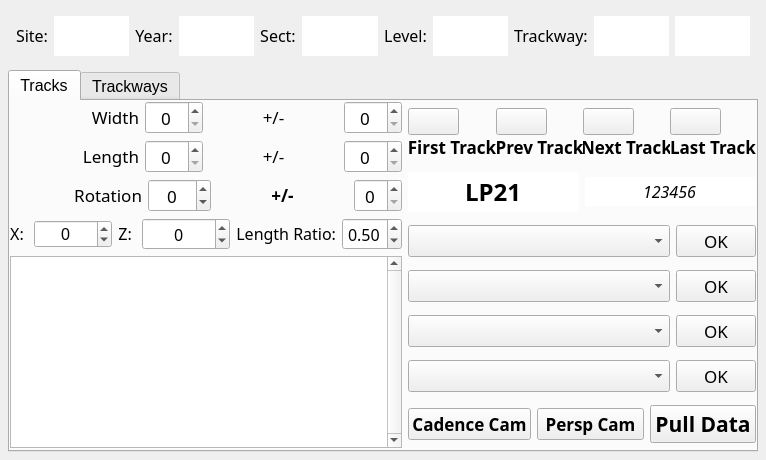
Qt form resources/widget/tools/TrackwayManagerWidget/TrackwayManagerWidget.ui (sernst/Cadence) before a commit.
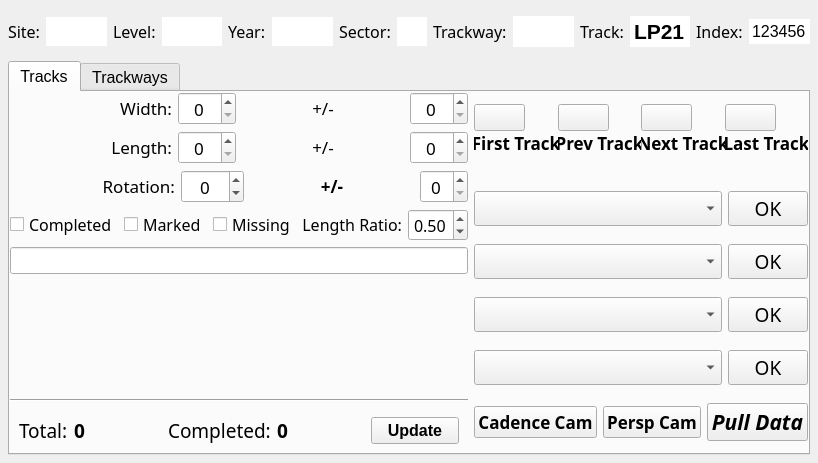
The same form after that commit. The open tabs and pages were chosen to show the change. Icons and pictures are not drawn.

Commit message: KAS:  Added FlagsEnum and two flags, incorporated them into TrackwayManagerWidget.

What changed in the file:
```diff
--- a/resources/widget/tools/TrackwayManagerWidget/TrackwayManagerWidget.ui
+++ b/resources/widget/tools/TrackwayManagerWidget/TrackwayManagerWidget.ui
@@ -9,8 +9,8 @@
    <rect>
     <x>0</x>
     <y>0</y>
-    <width>766</width>
-    <height>430</height>
+    <width>752</width>
+    <height>463</height>
    </rect>
   </property>
   <property name="sizePolicy">
@@ -28,27 +28,37 @@
   <property name="windowTitle">
    <string>Trackway Manager</string>
   </property>
-  <layout class="QVBoxLayout" name="verticalLayout_3" stretch="1,2">
+  <layout class="QVBoxLayout" name="verticalLayout_3" stretch="0,0">
    <property name="margin">
     <number>8</number>
    </property>
    <item>
     <widget class="QWidget" name="trackwayWidget" native="true">
-     <layout class="QHBoxLayout" name="horizontalLayout_8">
-      <property name="margin">
+     <property name="font">
+      <font>
+       <pointsize>12</pointsize>
+       <weight>50</weight>
+       <bold>false</bold>
+      </font>
+     </property>
+     <layout class="QHBoxLayout" name="horizontalLayout_8" stretch="1,2,1,2,1,2,1,1,1,2,1,2,1,2">
+      <property name="leftMargin">
+       <number>0</number>
+      </property>
+      <property name="topMargin">
+       <number>8</number>
+      </property>
+      <property name="rightMargin">
+       <number>0</number>
+      </property>
+      <property name="bottomMargin">
        <number>8</number>
       </property>
       <item>
-       <widget class="QLabel" name="lbl_17">
-        <property name="sizePolicy">
-         <sizepolicy hsizetype="Expanding" vsizetype="Fixed">
-          <horstretch>0</horstretch>
-          <verstretch>0</verstretch>
-         </sizepolicy>
-        </property>
+       <widget class="QLabel" name="label_6">
         <property name="font">
          <font>
-          <family>Abadi MT Condensed Extra Bold</family>
+          <family>Abadi MT Condensed Light</family>
           <pointsize>12</pointsize>
           <weight>50</weight>
           <bold>false</bold>
@@ -57,9 +67,6 @@
         <property name="text">
          <string>Site:</string>
         </property>
-        <property name="alignment">
-         <set>Qt::AlignCenter</set>
-        </property>
        </widget>
       </item>
       <item>
@@ -72,8 +79,8 @@
         </property>
         <property name="font">
          <font>
-          <family>Abadi MT Condensed Extra Bold</family>
-          <pointsize>18</pointsize>
+          <family>Lucida Grande</family>
+          <pointsize>14</pointsize>
           <weight>75</weight>
           <bold>true</bold>
          </font>
@@ -90,7 +97,22 @@
        </widget>
       </item>
       <item>
-       <widget class="QLabel" name="lbl_18">
+       <widget class="QLabel" name="label_5">
+        <property name="font">
+         <font>
+          <family>Abadi MT Condensed Light</family>
+          <pointsize>12</pointsize>
+          <weight>50</weight>
+          <bold>false</bold>
+         </font>
+        </property>
+        <property name="text">
+         <string>Level:</string>
+        </property>
+       </widget>
+      </item>
+      <item>
+       <widget class="QLineEdit" name="levelLE">
         <property name="sizePolicy">
          <sizepolicy hsizetype="Expanding" vsizetype="Fixed">
           <horstretch>0</horstretch>
@@ -99,7 +121,28 @@
         </property>
         <property name="font">
          <font>
-          <family>Abadi MT Condensed Extra Bold</family>
+          <family>Lucida Grande</family>
+          <pointsize>14</pointsize>
+          <weight>75</weight>
+          <bold>true</bold>
+         </font>
+        </property>
+        <property name="text">
+         <string/>
+        </property>
+        <property name="frame">
+         <bool>false</bool>
+        </property>
+        <property name="alignment">
+         <set>Qt::AlignCenter</set>
+        </property>
+       </widget>
+      </item>
+      <item>
+       <widget class="QLabel" name="label_4">
+        <property name="font">
+         <font>
+          <family>Abadi MT Condensed Light</family>
           <pointsize>12</pointsize>
           <weight>50</weight>
           <bold>false</bold>
@@ -108,9 +151,6 @@
         <property name="text">
          <string>Year:</string>
         </property>
-        <property name="alignment">
-         <set>Qt::AlignCenter</set>
-        </property>
        </widget>
       </item>
       <item>
@@ -123,8 +163,8 @@
         </property>
         <property name="font">
          <font>
-          <family>Abadi MT Condensed Extra Bold</family>
-          <pointsize>18</pointsize>
+          <family>Lucida Grande</family>
+          <pointsize>14</pointsize>
           <weight>75</weight>
           <bold>true</bold>
          </font>
@@ -141,26 +181,17 @@
        </widget>
       </item>
       <item>
-       <widget class="QLabel" name="lbl_19">
-        <property name="sizePolicy">
-         <sizepolicy hsizetype="Expanding" vsizetype="Fixed">
-          <horstretch>0</horstretch>
-          <verstretch>0</verstretch>
-         </sizepolicy>
-        </property>
+       <widget class="QLabel" name="label_7">
         <property name="font">
          <font>
-          <family>Abadi MT Condensed Extra Bold</family>
+          <family>Abadi MT Condensed Light</family>
           <pointsize>12</pointsize>
           <weight>50</weight>
           <bold>false</bold>
          </font>
         </property>
         <property name="text">
-         <string>Sect:</string>
-        </property>
-        <property name="alignment">
-         <set>Qt::AlignCenter</set>
+         <string>Sector:</string>
         </property>
        </widget>
       </item>
@@ -174,8 +205,8 @@
         </property>
         <property name="font">
          <font>
-          <family>Abadi MT Condensed Extra Bold</family>
-          <pointsize>18</pointsize>
+          <family>Lucida Grande</family>
+          <pointsize>14</pointsize>
           <weight>75</weight>
           <bold>true</bold>
          </font>
@@ -192,92 +223,26 @@
        </widget>
       </item>
       <item>
-       <widget class="QLabel" name="lbl_20">
-        <property name="sizePolicy">
-         <sizepolicy hsizetype="Expanding" vsizetype="Fixed">
-          <horstretch>0</horstretch>
-          <verstretch>0</verstretch>
-         </sizepolicy>
-        </property>
+       <widget class="QLabel" name="label_3">
         <property name="font">
          <font>
-          <family>Abadi MT Condensed Extra Bold</family>
+          <family>Abadi MT Condensed Light</family>
           <pointsize>12</pointsize>
           <weight>50</weight>
           <bold>false</bold>
          </font>
-        </property>
-        <property name="text">
-         <string>Level:</string>
-        </property>
-        <property name="alignment">
-         <set>Qt::AlignCenter</set>
-        </property>
-       </widget>
-      </item>
-      <item>
-       <widget class="QLineEdit" name="levelLE">
-        <property name="sizePolicy">
-         <sizepolicy hsizetype="Expanding" vsizetype="Fixed">
-          <horstretch>0</horstretch>
-          <verstretch>0</verstretch>
-         </sizepolicy>
-        </property>
-        <property name="font">
-         <font>
-          <family>Abadi MT Condensed Extra Bold</family>
-          <pointsize>18</pointsize>
-          <weight>75</weight>
-          <bold>true</bold>
-         </font>
-        </property>
-        <property name="text">
-         <string/>
-        </property>
-        <property name="frame">
-         <bool>false</bool>
-        </property>
-        <property name="alignment">
-         <set>Qt::AlignCenter</set>
-        </property>
-       </widget>
-      </item>
-      <item>
-       <widget class="QLabel" name="lbl_21">
-        <property name="sizePolicy">
-         <sizepolicy hsizetype="Expanding" vsizetype="Fixed">
-          <horstretch>0</horstretch>
-          <verstretch>0</verstretch>
-         </sizepolicy>
-        </property>
-        <property name="font">
-         <font>
-          <family>Abadi MT Condensed Extra Bold</family>
-          <pointsize>12</pointsize>
-          <weight>50</weight>
-          <bold>false</bold>
-         </font>
-        </property>
-        <property name="frameShape">
-         <enum>QFrame::NoFrame</enum>
-        </property>
-        <property name="lineWidth">
-         <number>0</number>
         </property>
         <property name="text">
          <string>Trackway:</string>
         </property>
-        <property name="alignment">
-         <set>Qt::AlignCenter</set>
-        </property>
        </widget>
       </item>
       <item>
-       <widget class="QLineEdit" name="trackwayTypeLE">
+       <widget class="QLineEdit" name="trackwayLE">
         <property name="font">
          <font>
-          <family>Abadi MT Condensed Extra Bold</family>
-          <pointsize>18</pointsize>
+          <family>Lucida Grande</family>
+          <pointsize>16</pointsize>
           <weight>75</weight>
           <bold>true</bold>
          </font>
@@ -288,17 +253,92 @@
        </widget>
       </item>
       <item>
-       <widget class="QLineEdit" name="trackwayNumberLE">
+       <widget class="QLabel" name="label">
         <property name="font">
          <font>
-          <family>Abadi MT Condensed Extra Bold</family>
-          <pointsize>18</pointsize>
+          <family>Abadi MT Condensed Light</family>
+          <pointsize>12</pointsize>
+          <weight>50</weight>
+          <bold>false</bold>
+         </font>
+        </property>
+        <property name="text">
+         <string>Track:</string>
+        </property>
+       </widget>
+      </item>
+      <item>
+       <widget class="QLineEdit" name="trackNameLE">
+        <property name="sizePolicy">
+         <sizepolicy hsizetype="Expanding" vsizetype="Fixed">
+          <horstretch>0</horstretch>
+          <verstretch>0</verstretch>
+         </sizepolicy>
+        </property>
+        <property name="font">
+         <font>
+          <family>Lucida Grande</family>
+          <pointsize>16</pointsize>
           <weight>75</weight>
+          <italic>false</italic>
           <bold>true</bold>
          </font>
         </property>
+        <property name="focusPolicy">
+         <enum>Qt::WheelFocus</enum>
+        </property>
+        <property name="text">
+         <string>LP21</string>
+        </property>
         <property name="frame">
          <bool>false</bool>
+        </property>
+        <property name="alignment">
+         <set>Qt::AlignCenter</set>
+        </property>
+       </widget>
+      </item>
+      <item>
+       <widget class="QLabel" name="label_2">
+        <property name="font">
+         <font>
+          <family>Abadi MT Condensed Light</family>
+          <pointsize>12</pointsize>
+          <weight>50</weight>
+          <bold>false</bold>
+         </font>
+        </property>
+        <property name="text">
+         <string>Index:</string>
+        </property>
+       </widget>
+      </item>
+      <item>
+       <widget class="QLineEdit" name="trackIndexLE">
+        <property name="sizePolicy">
+         <sizepolicy hsizetype="Expanding" vsizetype="Fixed">
+          <horstretch>0</horstretch>
+          <verstretch>0</verstretch>
+         </sizepolicy>
+        </property>
+        <property name="font">
+         <font>
+          <family>Lucida Grande</family>
+          <pointsize>12</pointsize>
+          <weight>50</weight>
+          <italic>false</italic>
+          <bold>false</bold>
+          <kerning>false</kerning>
+         </font>
+        </property>
+        <property name="text">
+         <string>123456</string>
+        </property>
+        <property name="frame">
+         <bool>false</bool>
+        </property>
+        <property name="alignment">
+         <set>Qt::AlignCenter</set>
         </property>
        </widget>
       </item>
@@ -319,7 +359,7 @@
       </font>
      </property>
      <property name="currentIndex">
-      <number>0</number>
+      <number>1</number>
      </property>
      <widget class="QWidget" name="trackEditorTab">
       <property name="sizePolicy">
@@ -396,7 +436,7 @@
                 <enum>QFrame::NoFrame</enum>
                </property>
                <property name="text">
-                <string>Width</string>
+                <string>Width:</string>
                </property>
                <property name="alignment">
                 <set>Qt::AlignRight|Qt::AlignTrailing|Qt::AlignVCenter</set>
@@ -463,12 +503,21 @@
                  <family>Abadi MT Condensed Extra Bold</family>
                 </font>
                </property>
+               <property name="contextMenuPolicy">
+                <enum>Qt::NoContextMenu</enum>
+               </property>
                <property name="alignment">
                 <set>Qt::AlignCenter</set>
                </property>
                <property name="decimals">
                 <number>0</number>
                </property>
+               <property name="maximum">
+                <double>100.000000000000000</double>
+               </property>
+               <property name="singleStep">
+                <double>2.000000000000000</double>
+               </property>
               </widget>
              </item>
             </layout>
@@ -512,7 +561,7 @@
                 </font>
                </property>
                <property name="text">
-                <string>Length</string>
+                <string>Length:</string>
                </property>
                <property name="alignment">
                 <set>Qt::AlignRight|Qt::AlignTrailing|Qt::AlignVCenter</set>
@@ -579,12 +628,21 @@
                  <family>Abadi MT Condensed Extra Bold</family>
                 </font>
                </property>
+               <property name="contextMenuPolicy">
+                <enum>Qt::NoContextMenu</enum>
+               </property>
                <property name="alignment">
                 <set>Qt::AlignCenter</set>
                </property>
                <property name="decimals">
                 <number>0</number>
                </property>
+               <property name="maximum">
+                <double>100.000000000000000</double>
+               </property>
+               <property name="singleStep">
+                <double>2.000000000000000</double>
+               </property>
               </widget>
              </item>
             </layout>
@@ -624,7 +682,7 @@
                 </font>
                </property>
                <property name="text">
-                <string>Rotation</string>
+                <string>Rotation:</string>
                </property>
                <property name="alignment">
                 <set>Qt::AlignRight|Qt::AlignTrailing|Qt::AlignVCenter</set>
@@ -712,6 +770,9 @@
                <property name="maximum">
                 <double>45.000000000000000</double>
                </property>
+               <property name="singleStep">
+                <double>5.000000000000000</double>
+               </property>
               </widget>
              </item>
             </layout>
@@ -735,116 +796,23 @@
               <number>0</number>
              </property>
              <item>
-              <widget class="QLabel" name="lbl_6">
-               <property name="sizePolicy">
-                <sizepolicy hsizetype="Expanding" vsizetype="Fixed">
-                 <horstretch>0</horstretch>
-                 <verstretch>0</verstretch>
-                </sizepolicy>
-               </property>
-               <property name="font">
-                <font>
-                 <family>Abadi MT Condensed Extra Bold</family>
-                 <pointsize>12</pointsize>
-                 <weight>50</weight>
-                 <bold>false</bold>
-                </font>
-               </property>
+              <widget class="QCheckBox" name="completedCkbx">
                <property name="text">
-                <string>X: </string>
+                <string>Completed</string>
                </property>
-               <property name="alignment">
-                <set>Qt::AlignRight|Qt::AlignTrailing|Qt::AlignVCenter</set>
-               </property>
               </widget>
              </item>
              <item>
-              <widget class="QDoubleSpinBox" name="xSbx">
-               <property name="sizePolicy">
-                <sizepolicy hsizetype="Expanding" vsizetype="Fixed">
-                 <horstretch>0</horstretch>
-                 <verstretch>0</verstretch>
-                </sizepolicy>
-               </property>
-               <property name="font">
-                <font>
-                 <family>Lucida Grande</family>
-                </font>
-               </property>
-               <property name="alignment">
-                <set>Qt::AlignCenter</set>
-               </property>
-               <property name="accelerated">
-                <bool>true</bool>
-               </property>
-               <property name="decimals">
-                <number>0</number>
-               </property>
-               <property name="minimum">
-                <double>-10000.000000000000000</double>
-               </property>
-               <property name="maximum">
-                <double>10000.000000000000000</double>
-               </property>
-               <property name="singleStep">
-                <double>1.000000000000000</double>
-               </property>
-              </widget>
-             </item>
-             <item>
-              <widget class="QLabel" name="lbl_3">
-               <property name="sizePolicy">
-                <sizepolicy hsizetype="Expanding" vsizetype="Fixed">
-                 <horstretch>0</horstretch>
-                 <verstretch>0</verstretch>
-                </sizepolicy>
-               </property>
-               <property name="font">
-                <font>
-                 <family>Abadi MT Condensed Extra Bold</family>
-                 <pointsize>12</pointsize>
-                 <weight>50</weight>
-                 <bold>false</bold>
-                </font>
-               </property>
+              <widget class="QCheckBox" name="markedCkbx">
                <property name="text">
-                <string>Z: </string>
+                <string>Marked</string>
                </property>
-               <property name="alignment">
-                <set>Qt::AlignRight|Qt::AlignTrailing|Qt::AlignVCenter</set>
-               </property>
               </widget>
              </item>
              <item>
-              <widget class="QDoubleSpinBox" name="zSbx">
-               <property name="sizePolicy">
-                <sizepolicy hsizetype="Expanding" vsizetype="Fixed">
-                 <horstretch>0</horstretch>
-                 <verstretch>0</verstretch>
-                </sizepolicy>
-               </property>
-               <property name="font">
-                <font>
-                 <family>Abadi MT Condensed Extra Bold</family>
-                </font>
-               </property>
-               <property name="alignment">
-                <set>Qt::AlignCenter</set>
-               </property>
-               <property name="accelerated">
-                <bool>true</bool>
-               </property>
-               <property name="decimals">
-                <number>0</number>
-               </property>
-               <property name="minimum">
-                <double>-100000.000000000000000</double>
-               </property>
-               <property name="maximum">
-                <double>100000.000000000000000</double>
-               </property>
-               <property name="singleStep">
-                <double>1.000000000000000</double>
+              <widget class="QCheckBox" name="missingCkbx">
+               <property name="text">
+                <string>Missing</string>
                </property>
               </widget>
              </item>
@@ -912,28 +880,142 @@
            </widget>
           </item>
           <item>
-           <widget class="QTextEdit" name="noteTE">
-            <property name="enabled">
-             <bool>true</bool>
+           <widget class="QLineEdit" name="noteLE"/>
+          </item>
+          <item>
+           <spacer name="verticalSpacer_3">
+            <property name="orientation">
+             <enum>Qt::Vertical</enum>
             </property>
+            <property name="sizeHint" stdset="0">
+             <size>
+              <width>20</width>
+              <height>40</height>
+             </size>
+            </property>
+           </spacer>
+          </item>
+          <item>
+           <widget class="Line" name="line">
+            <property name="orientation">
+             <enum>Qt::Horizontal</enum>
+            </property>
+           </widget>
+          </item>
+          <item>
+           <widget class="QWidget" name="countsWidget" native="true">
             <property name="sizePolicy">
              <sizepolicy hsizetype="Expanding" vsizetype="Fixed">
               <horstretch>0</horstretch>
               <verstretch>0</verstretch>
              </sizepolicy>
             </property>
-            <property name="contextMenuPolicy">
-             <enum>Qt::DefaultContextMenu</enum>
-            </property>
-            <property name="verticalScrollBarPolicy">
-             <enum>Qt::ScrollBarAlwaysOn</enum>
-            </property>
-            <property name="lineWrapMode">
-             <enum>QTextEdit::WidgetWidth</enum>
-            </property>
-            <property name="lineWrapColumnOrWidth">
-             <number>0</number>
-            </property>
+            <layout class="QHBoxLayout" name="horizontalLayout_9" stretch="1,2,1,2,2">
+             <item>
+              <widget class="QLabel" name="label_8">
+               <property name="sizePolicy">
+                <sizepolicy hsizetype="Preferred" vsizetype="Fixed">
+                 <horstretch>0</horstretch>
+                 <verstretch>0</verstretch>
+                </sizepolicy>
+               </property>
+               <property name="font">
+                <font>
+                 <family>Abadi MT Condensed Extra Bold</family>
+                 <pointsize>14</pointsize>
+                 <weight>50</weight>
+                 <bold>false</bold>
+                </font>
+               </property>
+               <property name="text">
+                <string>Total:</string>
+               </property>
+              </widget>
+             </item>
+             <item>
+              <widget class="QLabel" name="totalTrackCountLbl">
+               <property name="sizePolicy">
+                <sizepolicy hsizetype="Preferred" vsizetype="Fixed">
+                 <horstretch>0</horstretch>
+                 <verstretch>0</verstretch>
+                </sizepolicy>
+               </property>
+               <property name="font">
+                <font>
+                 <family>Abadi MT Condensed Extra Bold</family>
+                 <pointsize>14</pointsize>
+                 <weight>75</weight>
+                 <bold>true</bold>
+                </font>
+               </property>
+               <property name="text">
+                <string>0</string>
+               </property>
+              </widget>
+             </item>
+             <item>
+              <widget class="QLabel" name="label_9">
+               <property name="sizePolicy">
+                <sizepolicy hsizetype="Preferred" vsizetype="Fixed">
+                 <horstretch>0</horstretch>
+                 <verstretch>0</verstretch>
+                </sizepolicy>
+               </property>
+               <property name="font">
+                <font>
+                 <family>Abadi MT Condensed Extra Bold</family>
+                 <pointsize>14</pointsize>
+                 <weight>50</weight>
+                 <bold>false</bold>
+                 <kerning>false</kerning>
+                </font>
+               </property>
+               <property name="text">
+                <string>Completed:</string>
+               </property>
+              </widget>
+             </item>
+             <item>
+              <widget class="QLabel" name="completedTrackCountLbl">
+               <property name="sizePolicy">
+                <sizepolicy hsizetype="Preferred" vsizetype="Fixed">
+                 <horstretch>0</horstretch>
+                 <verstretch>0</verstretch>
+                </sizepolicy>
+               </property>
+               <property name="font">
+                <font>
+                 <family>Abadi MT Condensed Extra Bold</family>
+                 <pointsize>14</pointsize>
+                 <weight>75</weight>
+                 <bold>true</bold>
+                </font>
+               </property>
+               <property name="text">
+                <string>0</string>
+               </property>
+              </widget>
+             </item>
+             <item>
+              <widget class="QPushButton" name="countsBtn">
+               <property name="font">
+                <font>
+                 <weight>75</weight>
+                 <bold>true</bold>
+                </font>
+               </property>
+               <property name="contextMenuPolicy">
+                <enum>Qt::NoContextMenu</enum>
+               </property>
+               <property name="layoutDirection">
+                <enum>Qt::LeftToRight</enum>
+               </property>
+               <property name="text">
+                <string>Update</string>
+               </property>
+              </widget>
+             </item>
+            </layout>
            </widget>
           </item>
          </layout>
@@ -1051,7 +1133,7 @@
                   </property>
                   <property name="font">
                    <font>
-                    <family>Abadi MT Condensed Extra Bold</family>
+                    <family>Abadi MT Condensed Light</family>
                     <pointsize>13</pointsize>
                     <weight>75</weight>
                     <bold>true</bold>
@@ -1138,7 +1220,7 @@
                   </property>
                   <property name="font">
                    <font>
-                    <family>Abadi MT Condensed Extra Bold</family>
+                    <family>Abadi MT Condensed Light</family>
                     <pointsize>13</pointsize>
                     <weight>75</weight>
                     <bold>true</bold>
@@ -1225,7 +1307,7 @@
                   </property>
                   <property name="font">
                    <font>
-                    <family>Abadi MT Condensed Extra Bold</family>
+                    <family>Abadi MT Condensed Light</family>
                     <pointsize>13</pointsize>
                     <weight>75</weight>
                     <bold>true</bold>
@@ -1312,7 +1394,7 @@
                   </property>
                   <property name="font">
                    <font>
-                    <family>Abadi MT Condensed Extra Bold</family>
+                    <family>Abadi MT Condensed Light</family>
                     <pointsize>13</pointsize>
                     <weight>75</weight>
                     <bold>true</bold>
@@ -1351,69 +1433,13 @@
               <family>Lucida Grande</family>
              </font>
             </property>
-            <layout class="QHBoxLayout" name="horizontalLayout_13" stretch="1,1">
+            <layout class="QHBoxLayout" name="horizontalLayout_13">
              <property name="spacing">
               <number>-1</number>
              </property>
              <property name="margin">
               <number>0</number>
              </property>
-             <item>
-              <widget class="QLineEdit" name="trackNameLE">
-               <property name="sizePolicy">
-                <sizepolicy hsizetype="Expanding" vsizetype="Fixed">
-                 <horstretch>0</horstretch>
-                 <verstretch>0</verstretch>
-                </sizepolicy>
-               </property>
-               <property name="font">
-                <font>
-                 <family>Abadi MT Condensed Extra Bold</family>
-                 <pointsize>18</pointsize>
-                 <weight>75</weight>
-                 <bold>true</bold>
-                </font>
-               </property>
-               <property name="text">
-                <string>LP21</string>
-               </property>
-               <property name="frame">
-                <bool>false</bool>
-               </property>
-               <property name="alignment">
-                <set>Qt::AlignCenter</set>
-               </property>
-              </widget>
-             </item>
-             <item>
-              <widget class="QLineEdit" name="trackIndexLE">
-               <property name="sizePolicy">
-                <sizepolicy hsizetype="Expanding" vsizetype="Fixed">
-                 <horstretch>0</horstretch>
-                 <verstretch>0</verstretch>
-                </sizepolicy>
-               </property>
-               <property name="font">
-                <font>
-                 <family>Abadi MT Condensed Extra Bold</family>
-                 <pointsize>12</pointsize>
-                 <weight>50</weight>
-                 <italic>true</italic>
-                 <bold>false</bold>
-                 <kerning>false</kerning>
-                </font>
-               </property>
-               <property name="text">
-                <string>123456</string>
-               </property>
-               <property name="frame">
-                <bool>false</bool>
-               </property>
-               <property name="alignment">
-                <set>Qt::AlignCenter</set>
-               </property>
-              </widget>
-             </item>
             </layout>
            </widget>
           </item>
@@ -1438,7 +1464,7 @@
               <number>0</number>
              </property>
              <item>
-              <widget class="QComboBox" name="selectionMethodCB">
+              <widget class="QComboBox" name="selectionMethodCmbx">
                <property name="sizePolicy">
                 <sizepolicy hsizetype="Expanding" vsizetype="Fixed">
                  <horstretch>0</horstretch>
@@ -1448,10 +1474,10 @@
                <property name="font">
                 <font>
                  <family>Abadi MT Condensed Extra Bold</family>
-                 <pointsize>13</pointsize>
-                 <weight>75</weight>
+                 <pointsize>14</pointsize>
+                 <weight>50</weight>
                  <italic>false</italic>
-                 <bold>true</bold>
+                 <bold>false</bold>
                  <kerning>true</kerning>
                 </font>
                </property>
@@ -1471,7 +1497,7 @@
                <property name="font">
                 <font>
                  <family>Abadi MT Condensed Extra Bold</family>
-                 <pointsize>13</pointsize>
+                 <pointsize>14</pointsize>
                  <weight>50</weight>
                  <italic>false</italic>
                  <bold>false</bold>
@@ -1506,7 +1532,7 @@
               <number>0</number>
              </property>
              <item>
-              <widget class="QComboBox" name="operation1CB">
+              <widget class="QComboBox" name="operation1Cmbx">
                <property name="sizePolicy">
                 <sizepolicy hsizetype="Expanding" vsizetype="Fixed">
                  <horstretch>0</horstretch>
@@ -1516,10 +1542,10 @@
                <property name="font">
                 <font>
                  <family>Abadi MT Condensed Extra Bold</family>
-                 <pointsize>13</pointsize>
-                 <weight>75</weight>
+                 <pointsize>14</pointsize>
+                 <weight>50</weight>
                  <italic>false</italic>
-                 <bold>true</bold>
+                 <bold>false</bold>
                 </font>
                </property>
                <property name="contextMenuPolicy">
@@ -1541,7 +1567,7 @@
                <property name="font">
                 <font>
                  <family>Abadi MT Condensed Extra Bold</family>
-                 <pointsize>13</pointsize>
+                 <pointsize>14</pointsize>
                  <weight>50</weight>
                  <italic>false</italic>
                  <bold>false</bold>
@@ -1576,7 +1602,7 @@
               <number>0</number>
              </property>
              <item>
-              <widget class="QComboBox" name="operation2CB">
+              <widget class="QComboBox" name="operation2Cmbx">
                <property name="sizePolicy">
                 <sizepolicy hsizetype="Expanding" vsizetype="Fixed">
                  <horstretch>0</horstretch>
@@ -1586,10 +1612,10 @@
                <property name="font">
                 <font>
                  <family>Abadi MT Condensed Extra Bold</family>
-                 <pointsize>13</pointsize>
-                 <weight>75</weight>
+                 <pointsize>14</pointsize>
+                 <weight>50</weight>
                  <italic>false</italic>
-                 <bold>true</bold>
+                 <bold>false</bold>
                 </font>
                </property>
                <property name="currentIndex">
@@ -1608,7 +1634,7 @@
                <property name="font">
                 <font>
                  <family>Abadi MT Condensed Extra Bold</family>
-                 <pointsize>13</pointsize>
+                 <pointsize>14</pointsize>
                  <weight>50</weight>
                  <italic>false</italic>
                  <bold>false</bold>
@@ -1643,7 +1669,7 @@
               <number>0</number>
              </property>
              <item>
-              <widget class="QComboBox" name="operation3CB">
+              <widget class="QComboBox" name="operation3Cmbx">
                <property name="sizePolicy">
                 <sizepolicy hsizetype="Expanding" vsizetype="Fixed">
                  <horstretch>0</horstretch>
@@ -1653,10 +1679,10 @@
                <property name="font">
                 <font>
                  <family>Abadi MT Condensed Extra Bold</family>
-                 <pointsize>13</pointsize>
-                 <weight>75</weight>
+                 <pointsize>14</pointsize>
+                 <weight>50</weight>
                  <italic>false</italic>
-                 <bold>true</bold>
+                 <bold>false</bold>
                 </font>
                </property>
                <property name="currentIndex">
@@ -1675,7 +1701,7 @@
                <property name="font">
                 <font>
                  <family>Abadi MT Condensed Extra Bold</family>
-                 <pointsize>13</pointsize>
+                 <pointsize>14</pointsize>
                  <weight>50</weight>
                  <italic>false</italic>
                  <bold>false</bold>
@@ -1770,7 +1796,7 @@
                  <family>Abadi MT Condensed Extra Bold</family>
                  <pointsize>16</pointsize>
                  <weight>75</weight>
-                 <italic>false</italic>
+                 <italic>true</italic>
                  <bold>true</bold>
                  <underline>false</underline>
                  <stylestrategy>PreferDefault</stylestrategy>
@@ -1851,19 +1877,6 @@
                 <property name="bottomMargin">
                  <number>0</number>
                 </property>
-                <item>
-                 <spacer name="verticalSpacer_2">
-                  <property name="orientation">
-                   <enum>Qt::Vertical</enum>
-                  </property>
-                  <property name="sizeHint" stdset="0">
-                   <size>
-                    <width>20</width>
-                    <height>268</height>
-                   </size>
-                  </property>
-                 </spacer>
-                </item>
                 <item>
                  <widget class="QWidget" name="widget_13" native="true">
                   <property name="sizePolicy">
@@ -1886,6 +1899,7 @@
                      </property>
                      <property name="font">
                       <font>
+                       <family>Abadi MT Condensed Light</family>
                        <pointsize>12</pointsize>
                       </font>
                      </property>
@@ -1904,6 +1918,7 @@
                      </property>
                      <property name="font">
                       <font>
+                       <family>Abadi MT Condensed Light</family>
                        <pointsize>12</pointsize>
                       </font>
                      </property>
@@ -1922,6 +1937,7 @@
                      </property>
                      <property name="font">
                       <font>
+                       <family>Abadi MT Condensed Light</family>
                        <pointsize>12</pointsize>
                       </font>
                      </property>
@@ -1937,6 +1953,19 @@
                   </layout>
                  </widget>
                 </item>
+                <item>
+                 <spacer name="verticalSpacer_2">
+                  <property name="orientation">
+                   <enum>Qt::Vertical</enum>
+                  </property>
+                  <property name="sizeHint" stdset="0">
+                   <size>
+                    <width>20</width>
+                    <height>268</height>
+                   </size>
+                  </property>
+                 </spacer>
+                </item>
                </layout>
               </widget>
              </item>
@@ -1951,26 +1980,13 @@
               <verstretch>0</verstretch>
              </sizepolicy>
             </property>
-            <layout class="QVBoxLayout" name="verticalLayout_18" stretch="20,1,0,0,0">
+            <layout class="QVBoxLayout" name="verticalLayout_18" stretch="1,0,0,0,0">
              <property name="topMargin">
               <number>0</number>
              </property>
              <property name="bottomMargin">
               <number>0</number>
              </property>
-             <item>
-              <spacer name="verticalSpacer">
-               <property name="orientation">
-                <enum>Qt::Vertical</enum>
-               </property>
-               <property name="sizeHint" stdset="0">
-                <size>
-                 <width>20</width>
-                 <height>214</height>
-                </size>
-               </property>
-              </spacer>
-             </item>
              <item>
               <widget class="QComboBox" name="trackwayCB">
                <property name="sizePolicy">
@@ -1981,6 +1997,7 @@
                </property>
                <property name="font">
                 <font>
+                 <family>Abadi MT Condensed Light</family>
                  <weight>75</weight>
                  <bold>true</bold>
                 </font>
@@ -2006,6 +2023,7 @@
                </property>
                <property name="font">
                 <font>
+                 <family>Abadi MT Condensed Light</family>
                  <pointsize>12</pointsize>
                 </font>
                </property>
@@ -2024,6 +2042,7 @@
                </property>
                <property name="font">
                 <font>
+                 <family>Abadi MT Condensed Light</family>
                  <pointsize>12</pointsize>
                 </font>
                </property>
@@ -2042,6 +2061,7 @@
                </property>
                <property name="font">
                 <font>
+                 <family>Abadi MT Condensed Light</family>
                  <pointsize>12</pointsize>
                 </font>
                </property>
@@ -2050,6 +2070,19 @@
                </property>
               </widget>
              </item>
+             <item>
+              <spacer name="verticalSpacer">
+               <property name="orientation">
+                <enum>Qt::Vertical</enum>
+               </property>
+               <property name="sizeHint" stdset="0">
+                <size>
+                 <width>20</width>
+                 <height>214</height>
+                </size>
+               </property>
+              </spacer>
+             </item>
             </layout>
            </widget>
           </item>
```
The commit also changes 8 other files.
